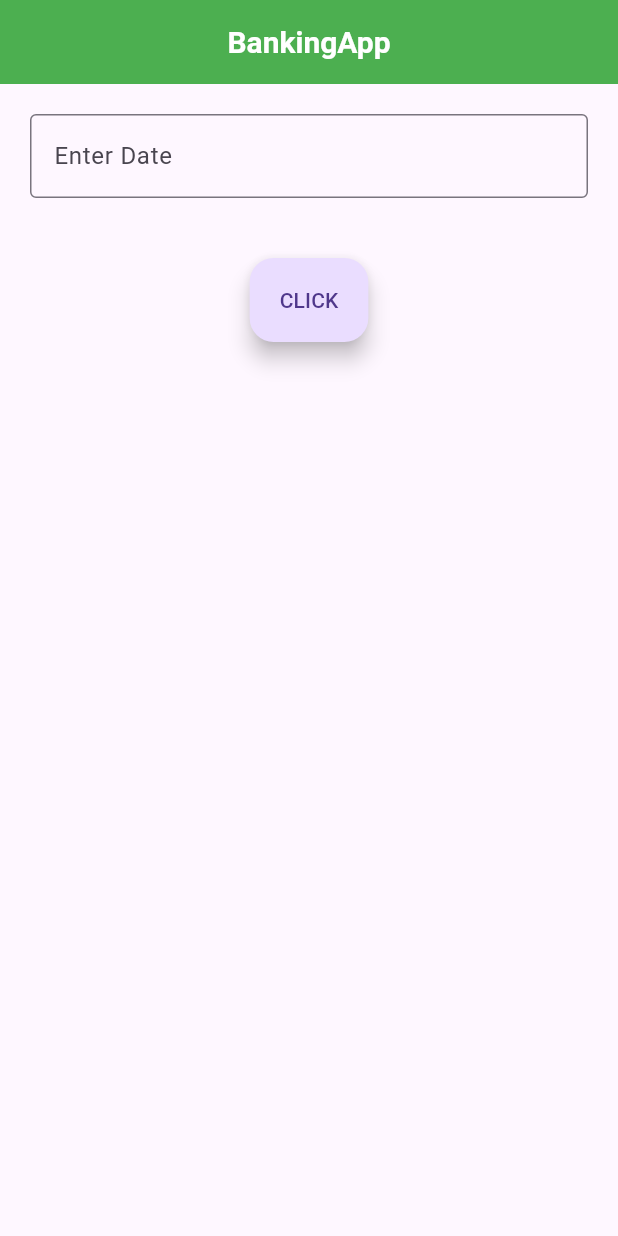
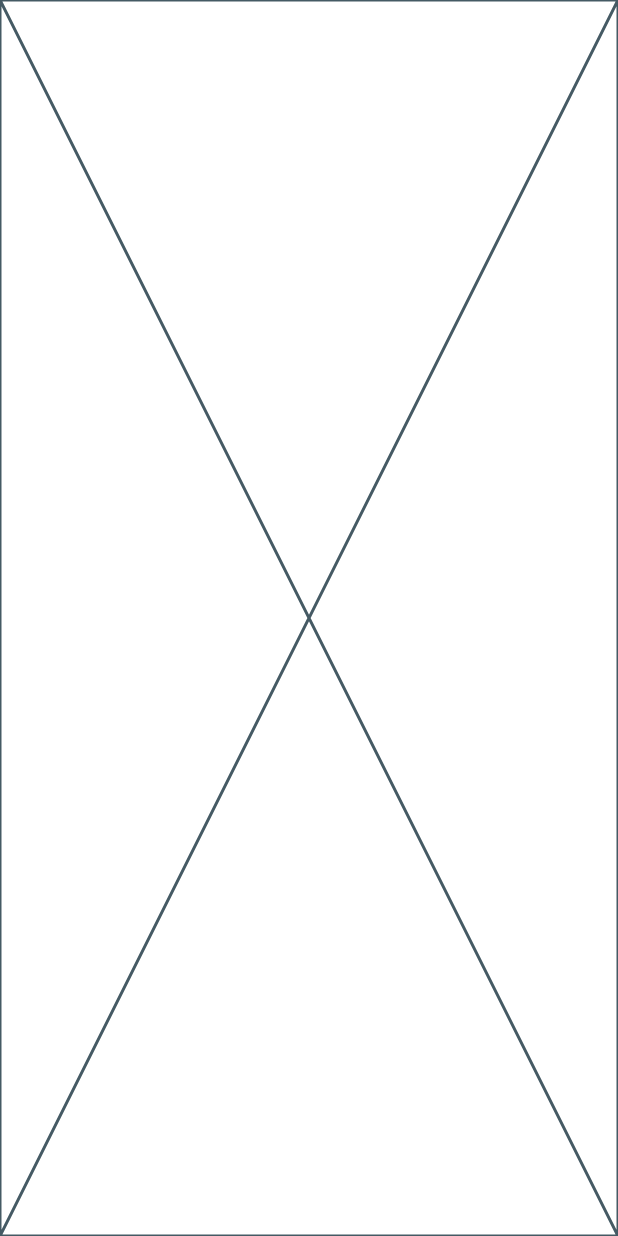
Before and after one commit to ivan-sanjuan/testing_flutter, a Flutter app: the screen it shows after launch, on a phone screen of 412 x 824 dp. Run offline on Flutter 3.47's test engine with Material 3 defaults, Android fonts, the phone set to English and light mode, and no system bars.

Commit message:
i do not own this code -- for learning purposes only

```diff
--- a/lib/main.dart
+++ b/lib/main.dart
@@ -10,6 +10,6 @@ class BankingApp extends StatelessWidget {
 
   @override
   Widget build(BuildContext context) {
-    return BankingLogin();
+    return const BankingLogin();
   }
 }
--- a/lib/models/banking.dart
+++ b/lib/models/banking.dart
@@ -1,7 +1,6 @@
-import 'package:flutter/material.dart';
 import 'package:testing_flutter/models/transaction.dart';
 
 class BankingAccount {
-  final String pin = '123456';
-  List<Transaction> transactions = [];
+  int pin = 123456;
+  List<Transaction> transactionType = [];
 }
--- a/lib/models/transaction.dart
+++ b/lib/models/transaction.dart
@@ -1,11 +1,11 @@
+import 'package:flutter/material.dart';
 import 'package:testing_flutter/constants/transaction_type.dart';
-import 'package:flutter/foundation.dart';
 
 @immutable
 class Transaction {
+  final TransactionType type;
   final double amount;
-  final TransactionType transactionType;
   final DateTime date;
 
-  const Transaction(this.amount, this.transactionType, this.date);
+  const Transaction(this.type, this.amount, this.date);
 }
--- a/lib/screens/BankingLogin.dart
+++ b/lib/screens/BankingLogin.dart
@@ -11,46 +11,9 @@ class BankingLogin extends StatefulWidget {
 class _BankingLoginState extends State<BankingLogin> {
   BankingAccount bankingAccount = BankingAccount();
   var pinCtrl = TextEditingController();
-  DateTime startDate = DateTime(2025, 1, 1);
-  DateTime endDate = DateTime(2026, 1, 1);
 
   @override
   Widget build(BuildContext context) {
-    return Scaffold(
-      appBar: AppBar(
-        backgroundColor: Colors.green,
-        title: const Text(
-          'BankingApp',
-          style: TextStyle(
-            color: Colors.white,
-            fontSize: 20,
-            fontWeight: FontWeight.bold,
-          ),
-        ),
-        centerTitle: true,
-      ),
-      body: Center(
-        child: Column(
-          children: [
-            Container(
-              margin: const EdgeInsets.all(10),
-              padding: const EdgeInsets.all(10),
-              child: InputDatePickerFormField(
-                firstDate: startDate,
-                lastDate: endDate,
-              ),
-            ),
-            Container(
-              margin: const EdgeInsets.all(10),
-              padding: const EdgeInsets.all(10),
-              child: FloatingActionButton.extended(
-                onPressed: () => print('Button Pressed'),
-                label: const Text('CLICK'),
-              ),
-            ),
-          ],
-        ),
-      ),
-    );
+    return const Placeholder();
   }
 }
```
